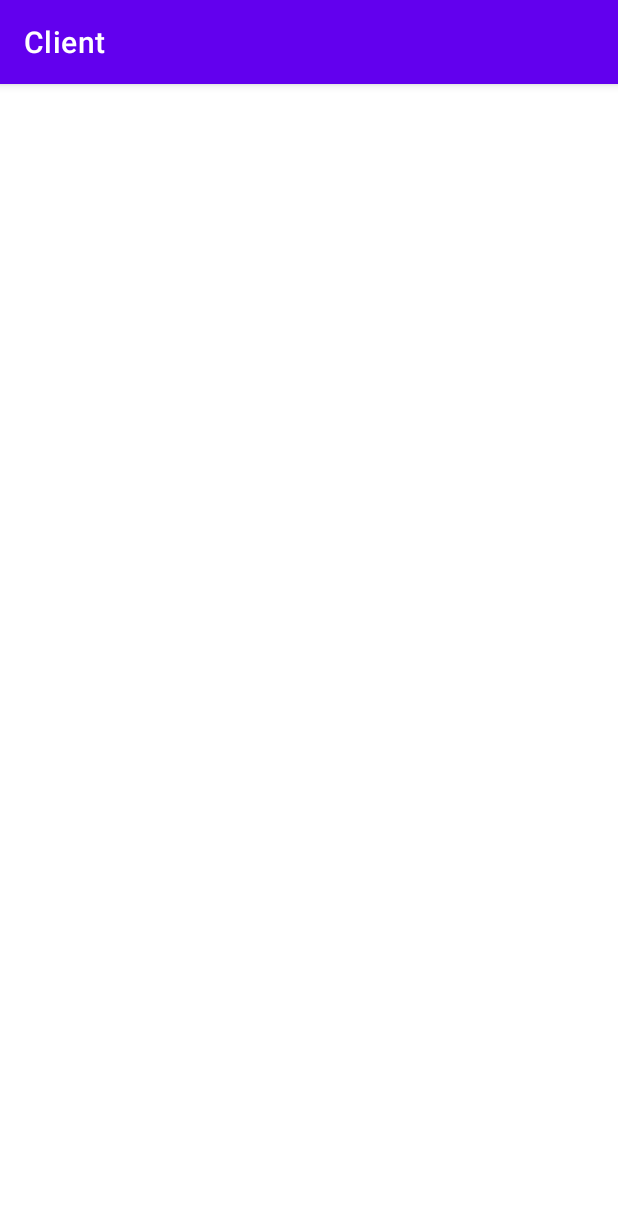
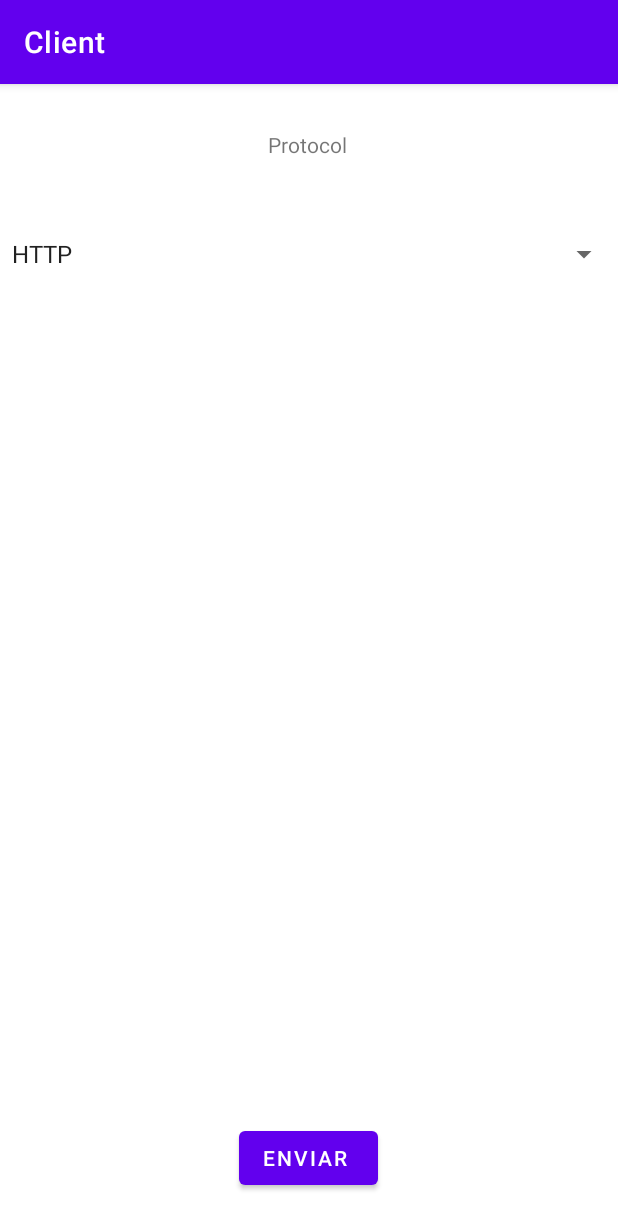
Before and after one commit to wellingtonsa/TCC-II, an Android app: the screen it shows after launch (MainActivity), on a phone screen of 412 x 824 dp. Shown: the top 1229 px of the screen. Run offline under Robolectric (Android 15) with nearby library versions, the phone set to English and light mode, and no system bars; 1 statement that could not run was skipped.

Commit message:
Implemented protocol change in realtime

```diff
--- a/Android/Client/app/src/main/java/br/ufc/great/caos/service/protocol/client/MainActivity.java
+++ b/Android/Client/app/src/main/java/br/ufc/great/caos/service/protocol/client/MainActivity.java
@@ -4,7 +4,13 @@ import androidx.appcompat.app.AppCompatActivity;
 
 import android.os.Bundle;
 import android.os.StrictMode;
+import android.os.SystemClock;
 import android.util.Log;
+import android.view.View;
+import android.widget.AdapterView;
+import android.widget.ArrayAdapter;
+import android.widget.Button;
+import android.widget.Spinner;
 
 import java.util.concurrent.ExecutionException;
 
@@ -18,8 +24,23 @@ import br.ufc.great.caos.service.protocol.client.util.protocol.transport.TCP;
 
 public class MainActivity extends AppCompatActivity {
 
+    ProtocolService clientProtocol = null;
+    Client client = null;
+
     @Override
     protected void onCreate(Bundle savedInstanceState) {
+        super.onCreate(savedInstanceState);
+        setContentView(R.layout.activity_main);
+
+        Spinner spinnerProtocol = (Spinner) findViewById(R.id.s_protocols);
+        Button btnSend = (Button) findViewById(R.id.btn_enviar);
+
+        ArrayAdapter<CharSequence> adapter = ArrayAdapter.createFromResource(this,
+                R.array.protocols, android.R.layout.simple_spinner_item);
+
+        adapter.setDropDownViewResource(android.R.layout.simple_spinner_dropdown_item);
+        spinnerProtocol.setAdapter(adapter);
+
         if (android.os.Build.VERSION.SDK_INT > 9) {
             StrictMode.ThreadPolicy policy = new StrictMode.ThreadPolicy.Builder().permitAll().build();
             StrictMode.setThreadPolicy(policy);
@@ -27,41 +48,83 @@ public class MainActivity extends AppCompatActivity {
 
         System.loadLibrary("quiche_jni");
 
-        super.onCreate(savedInstanceState);
 
-        ProtocolService clientProtocolMQTT = new MQTT();
-        ProtocolService clientProtocolTCP = new TCP();
-        ProtocolService clientProtocolHTTP = new HTTP();
-        //ProtocolService clientProtocolQUIC = new QUIC();
 
-        String serverIP;
-        try {
-            serverIP = new DiscoveryServer().execute().get();
+        String serverIP = "192.168.1.5";
+        //serverIP = new DiscoveryServer().execute().get();
             if(!serverIP.isEmpty()){
 
-                Client client = null;
 
+                spinnerProtocol.setOnItemSelectedListener(new AdapterView.OnItemSelectedListener() {
+                    @Override
+                    public void onItemSelected(AdapterView<?> adapterView, View view, int i, long l) {
+                        try {
+                        switch (adapterView.getItemAtPosition(i).toString()){
+                            case "MQTT":
+                                clientProtocol = new MQTT();
+                                client = new Client(clientProtocol).execute(serverIP, "8045").get();
+                                break;
+                            case "TCP":
+                                clientProtocol = new TCP();
+                                client = new Client(clientProtocol).execute(serverIP, "8046").get();
+                                break;
+                            case "HTTP":
+                                clientProtocol = new HTTP();
+                                client = new Client(clientProtocol).execute(serverIP, "8047").get();
+                                break;
+                            default:
+                                break;
+                        }
+                        } catch (ExecutionException e) {
+                            e.printStackTrace();
+                        } catch (InterruptedException e) {
+                            e.printStackTrace();
+                        }
+                    }
 
-                client = new Client(clientProtocolMQTT).execute(serverIP, "8045").get();
-                Log.i(clientProtocolMQTT.isInstanceOf(), client.sendMessage("Teste"));
+                    @Override
+                    public void onNothingSelected(AdapterView<?> adapterView) {
 
-                client = new Client(clientProtocolTCP).execute(serverIP, "8046").get();
-                Log.i(clientProtocolTCP.isInstanceOf(), client.sendMessage("Teste"));
+                    }
+                });
 
-                client = new Client(clientProtocolHTTP).execute(serverIP, "8047").get();
-                Log.i(clientProtocolHTTP.isInstanceOf(), client.sendMessage("Teste"));
+                btnSend.setOnClickListener(new View.OnClickListener() {
+                    @Override
+                    public void onClick(View view) {
+                        client.sendMessage("Teste");
+                    }
+                });
+/*
+
+                //MQTT
+                clientProtocol = new MQTT();
+                client = new Client(clientProtocol).execute(serverIP, "8045").get();
+
+                client.sendMessage("Teste");
 
 
 
+                //TCP
+                clientProtocol = new TCP();
+                client = new Client(clientProtocol).execute(serverIP, "8046").get();
+
+                client.sendMessage("Teste");
+
+
+
+                //HTTP
+                clientProtocol = new HTTP();
+                client = new Client(clientProtocol).execute(serverIP, "8047").get();
+
+                client.sendMessage("Teste");
+
+*/
+
                 //client = new Client(clientProtocolMQTT).execute(serverIP, "8048").get();
                 //Log.i(clientProtocolMQTT.isInstanceOf(), client.sendMessage("Teste"));
+
+
             }
-        } catch (ExecutionException e) {
-            e.printStackTrace();
-        } catch (InterruptedException e) {
-            e.printStackTrace();
-        }
-
 
 
     }
--- a/Android/Client/app/src/main/java/br/ufc/great/caos/service/protocol/client/model/entity/Client.java
+++ b/Android/Client/app/src/main/java/br/ufc/great/caos/service/protocol/client/model/entity/Client.java
@@ -21,6 +21,10 @@ public class Client extends AsyncTask<String, Void, Client> {
 		}
 	}
 
+	public boolean disconnect() {
+		return protocol.disconnect();
+	}
+
 
 	public String sendMessage(String message) {
 		return protocol.sendMessage(message);
--- a/Android/Client/app/src/main/res/layout/activity_main.xml
+++ b/Android/Client/app/src/main/res/layout/activity_main.xml
@@ -6,13 +6,36 @@
     android:layout_height="match_parent"
     tools:context=".MainActivity">
 
+    <Spinner
+        android:id="@+id/s_protocols"
+        android:layout_width="413dp"
+        android:layout_height="45dp"
+        app:layout_constraintBottom_toBottomOf="parent"
+        app:layout_constraintTop_toTopOf="parent"
+        app:layout_constraintVertical_bias="0.125"
+        tools:layout_editor_absoluteX="-1dp" />
+
     <TextView
+        android:id="@+id/tv_title"
         android:layout_width="wrap_content"
         android:layout_height="wrap_content"
-        android:text="Hello World!"
+        android:layout_marginTop="28dp"
+        android:text="Protocol"
+        app:layout_constraintBottom_toTopOf="@+id/s_protocols"
+        app:layout_constraintEnd_toEndOf="parent"
+        app:layout_constraintHorizontal_bias="0.498"
+        app:layout_constraintStart_toStartOf="parent"
+        app:layout_constraintTop_toTopOf="parent"
+        app:layout_constraintVertical_bias="0.066" />
+
+    <Button
+        android:id="@+id/btn_enviar"
+        android:layout_width="wrap_content"
+        android:layout_height="wrap_content"
+        android:layout_marginBottom="28dp"
+        android:text="Enviar "
         app:layout_constraintBottom_toBottomOf="parent"
-        app:layout_constraintLeft_toLeftOf="parent"
-        app:layout_constraintRight_toRightOf="parent"
-        app:layout_constraintTop_toTopOf="parent" />
-
+        app:layout_constraintEnd_toEndOf="parent"
+        app:layout_constraintHorizontal_bias="0.498"
+        app:layout_constraintStart_toStartOf="parent" />
 </androidx.constraintlayout.widget.ConstraintLayout>
--- a/Android/Client/app/src/main/res/values/strings.xml
+++ b/Android/Client/app/src/main/res/values/strings.xml
@@ -1,3 +1,8 @@
 <resources>
     <string name="app_name">Client</string>
+    <string-array name="protocols">
+        <item>HTTP</item>
+        <item>MQTT</item>
+        <item>TCP</item>
+    </string-array>
 </resources>
--- a/Android/Server/app/src/main/java/br/ufc/great/caos/service/protocol/server/MainActivity.java
+++ b/Android/Server/app/src/main/java/br/ufc/great/caos/service/protocol/server/MainActivity.java
@@ -36,8 +36,8 @@ public class MainActivity extends AppCompatActivity {
 
         String IP = Utils.getIPAddress(true);
 
-        DiscoveryThread dt = new DiscoveryThread();
-        dt.run();
+        //DiscoveryThread dt = new DiscoveryThread();
+        //dt.run();
 
         new Server(serviceProtocolMQTT).execute(IP, "8045");
         new Server(serviceProtocolTCP).execute(IP, "8046");
--- a/Android/Server/app/src/main/java/br/ufc/great/caos/service/protocol/server/util/protocol/application/MQTT.java
+++ b/Android/Server/app/src/main/java/br/ufc/great/caos/service/protocol/server/util/protocol/application/MQTT.java
@@ -1,5 +1,6 @@
 package br.ufc.great.caos.service.protocol.server.util.protocol.application;
 
+import android.util.Base64;
 import android.util.Log;
 
 import org.eclipse.paho.client.mqttv3.IMqttDeliveryToken;
@@ -40,7 +41,6 @@ public class MQTT implements ProtocolService {
 			e.printStackTrace();
 			return false;
 		}
-
 	}
 
 	@Override
```
Also changed, not shown: Android/Client/app/src/main/java/br/ufc/great/caos/service/protocol/client/util/protocol/application/HTTP.java (+12 -6 lines), Android/Client/app/src/main/java/br/ufc/great/caos/service/protocol/client/util/protocol/application/MQTT.java (+6 -2 lines), Android/Client/app/src/main/java/br/ufc/great/caos/service/protocol/client/util/protocol/transport/TCP.java (+11 -1 lines).
